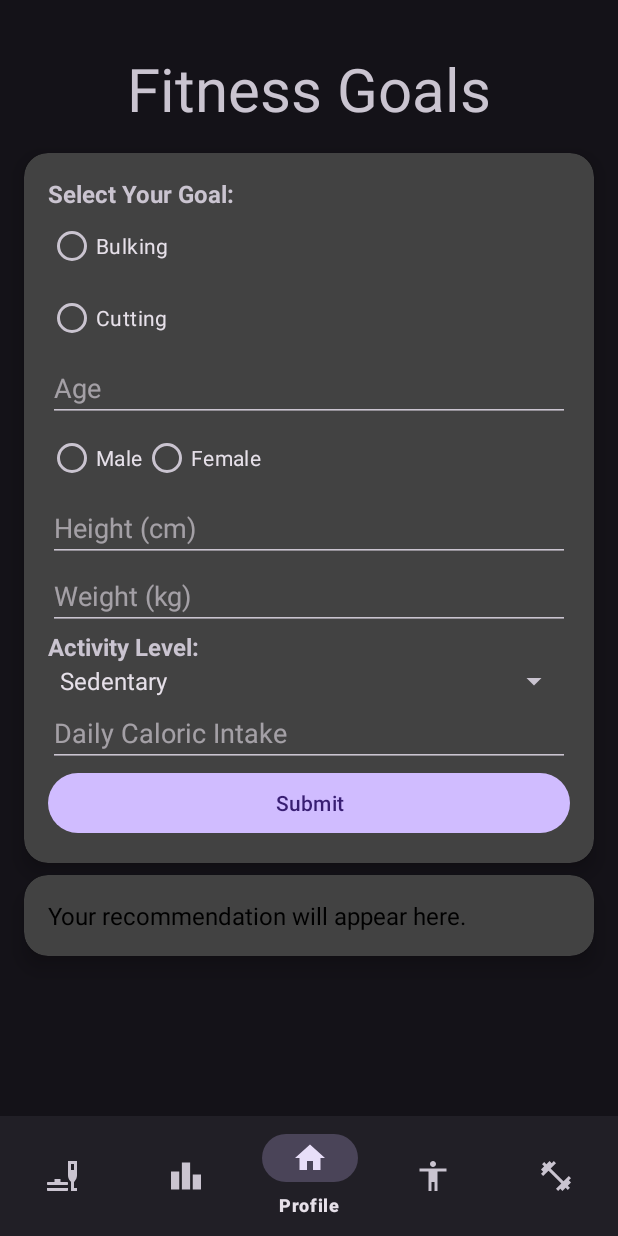
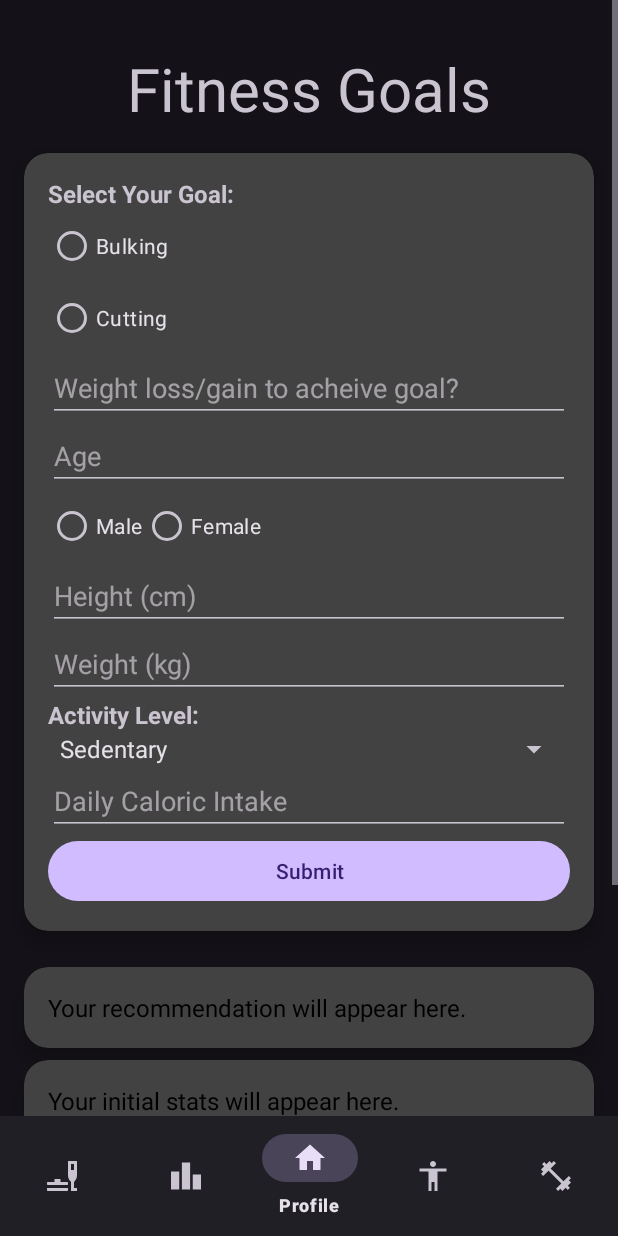
Before and after one commit to Abhinav-Bathala/Health-Hero, an Android app: the fragment FitnessGoalFragment placed in its activity, on a phone screen of 412 x 824 dp. Run offline under Robolectric (Android 15) with nearby library versions, the phone set to English and light mode, and no system bars; our stand-ins replace Firebase (no records; nobody signed in at launch, a user with empty details on screens opened directly); Roboto replaces fonts that are not available here.

Commit message:
progress towards integrating points into goals through percentages.

```diff
--- a/app/src/main/res/layout/fragment_fitness_goal.xml
+++ b/app/src/main/res/layout/fragment_fitness_goal.xml
@@ -1,10 +1,16 @@
 <?xml version="1.0" encoding="utf-8"?>
-<androidx.constraintlayout.widget.ConstraintLayout xmlns:android="http://schemas.android.com/apk/res/android"
+<ScrollView xmlns:android="http://schemas.android.com/apk/res/android"
     xmlns:app="http://schemas.android.com/apk/res-auto"
     xmlns:tools="http://schemas.android.com/tools"
     android:layout_width="match_parent"
     android:layout_height="match_parent"
     tools:context=".FitnessGoalFragment">
+
+    <LinearLayout
+        android:layout_width="match_parent"
+        android:layout_height="wrap_content"
+        android:orientation="vertical"
+        android:paddingBottom="16dp">
 
         <!-- Workout Title -->
         <TextView
@@ -14,10 +20,7 @@
             android:layout_marginTop="32dp"
             android:text="Fitness Goals"
             android:textAlignment="center"
-        android:textSize="40sp"
-        app:layout_constraintEnd_toEndOf="parent"
-        app:layout_constraintStart_toStartOf="parent"
-        app:layout_constraintTop_toTopOf="parent" />
+            android:textSize="40sp" />
 
         <!-- Input Card -->
         <androidx.cardview.widget.CardView
@@ -26,8 +29,7 @@
             android:layout_height="wrap_content"
             android:layout_margin="16dp"
             app:cardCornerRadius="16dp"
-        app:cardElevation="8dp"
-        app:layout_constraintTop_toBottomOf="@id/fitnessTitle">
+            app:cardElevation="8dp">
 
             <LinearLayout
                 android:layout_width="match_parent"
@@ -60,6 +62,13 @@
                 </RadioGroup>
 
                 <!-- User Inputs -->
+                <EditText
+                    android:id="@+id/etWeightGoalDiff"
+                    android:layout_width="match_parent"
+                    android:layout_height="wrap_content"
+                    android:hint="Weight loss/gain to acheive goal?"
+                    android:inputType="number" />
+
                 <EditText
                     android:id="@+id/etAge"
                     android:layout_width="match_parent"
@@ -131,18 +140,16 @@
             </LinearLayout>
         </androidx.cardview.widget.CardView>
 
+        <!-- Recommendation Card -->
         <androidx.cardview.widget.CardView
             android:id="@+id/cardRecommendation"
-        android:layout_width="0dp"
+            android:layout_width="match_parent"
             android:layout_height="wrap_content"
-        app:cardCornerRadius="16dp"
-        app:cardElevation="8dp"
             android:layout_marginStart="16dp"
             android:layout_marginEnd="16dp"
             android:layout_marginTop="8dp"
-        app:layout_constraintTop_toBottomOf="@+id/inputCard"
-        app:layout_constraintStart_toStartOf="parent"
-        app:layout_constraintEnd_toEndOf="parent">
+            app:cardCornerRadius="16dp"
+            app:cardElevation="8dp">
 
             <TextView
                 android:id="@+id/tvRecommendation"
@@ -153,6 +160,59 @@
                 android:textSize="16sp"
                 android:textColor="@android:color/black" />
         </androidx.cardview.widget.CardView>
+        <!-- Recommendation Card -->
+        <androidx.cardview.widget.CardView
+            android:id="@+id/cardInitial"
+            android:layout_width="match_parent"
+            android:layout_height="wrap_content"
+            android:layout_marginStart="16dp"
+            android:layout_marginEnd="16dp"
+            android:layout_marginTop="8dp"
+            app:cardCornerRadius="16dp"
+            app:cardElevation="8dp">
+
+            <TextView
+                android:id="@+id/tvInitial"
+                android:layout_width="match_parent"
+                android:layout_height="wrap_content"
+                android:padding="16dp"
+                android:text="Your initial stats will appear here."
+                android:textSize="16sp"
+                android:textColor="@android:color/black" />
+        </androidx.cardview.widget.CardView>
+        <!-- Update Card -->
+        <androidx.cardview.widget.CardView
+            android:id="@+id/cardUpdate"
+            android:layout_width="match_parent"
+            android:layout_height="wrap_content"
+            app:cardCornerRadius="16dp"
+            app:cardElevation="8dp"
+            android:layout_marginStart="16dp"
+            android:layout_marginEnd="16dp"
+            android:layout_marginTop="8dp">
+
+            <LinearLayout
+                android:layout_width="match_parent"
+                android:layout_height="wrap_content"
+                android:orientation="vertical"
+                android:padding="16dp">
+
+                <TextView
+                    android:layout_width="match_parent"
+                    android:layout_height="wrap_content"
+                    android:text="Update your progress towards your goal."
+                    android:textSize="30sp"
+                    android:textAlignment="center" />
+
+                <EditText
+                    android:id="@+id/etWeightChange"
+                    android:layout_width="match_parent"
+                    android:layout_height="wrap_content"
+                    android:hint="How much weight have you lost or gained? (kg)"
+                    android:inputType="numberDecimal" />
+            </LinearLayout>
+        </androidx.cardview.widget.CardView>
 
 
-</androidx.constraintlayout.widget.ConstraintLayout>
+    </LinearLayout>
+</ScrollView>
```
Also changed, not shown: app/src/main/java/com/example/myapplication/FitnessGoalFragment.java (+51 -9 lines). Lines whose indentation alone changed are shown as unchanged.
